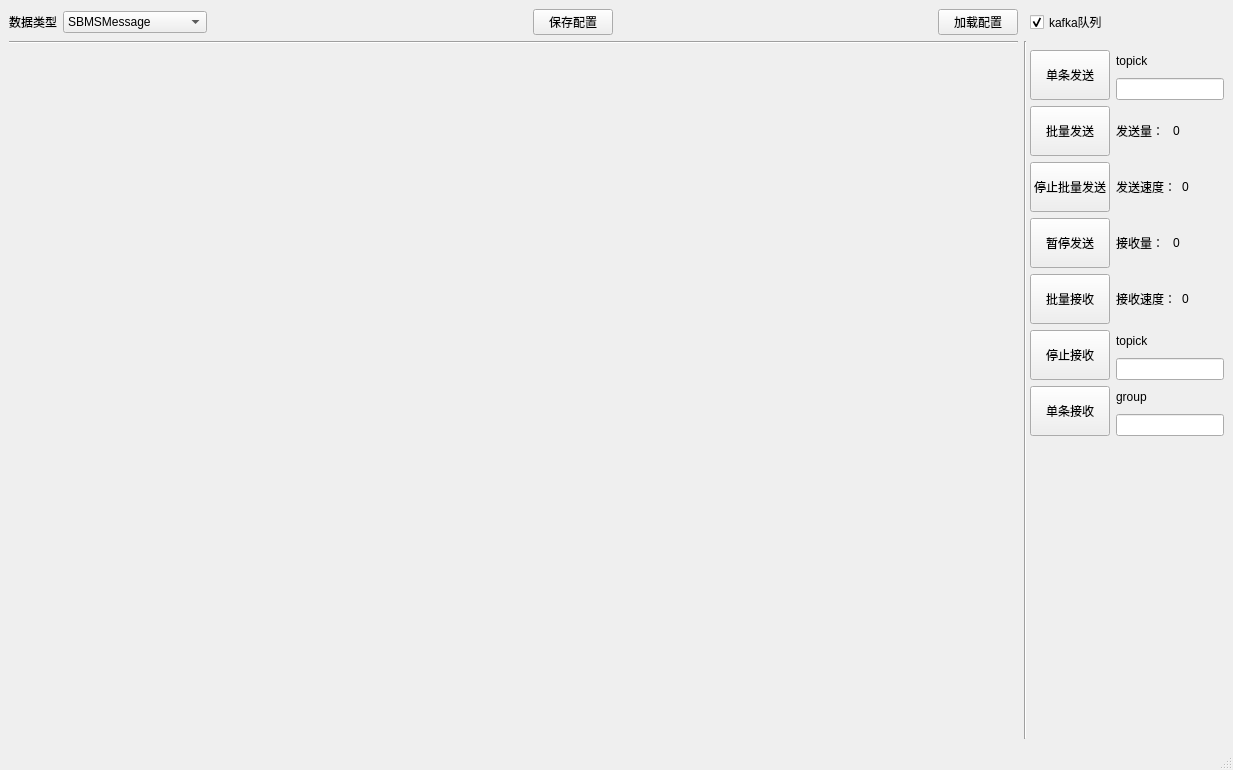
Before: the Qt Designer form MsgTest/UI/UI_MainWindow.ui in XiaoJiaoYaZi/welink, drawn with Qt 5.
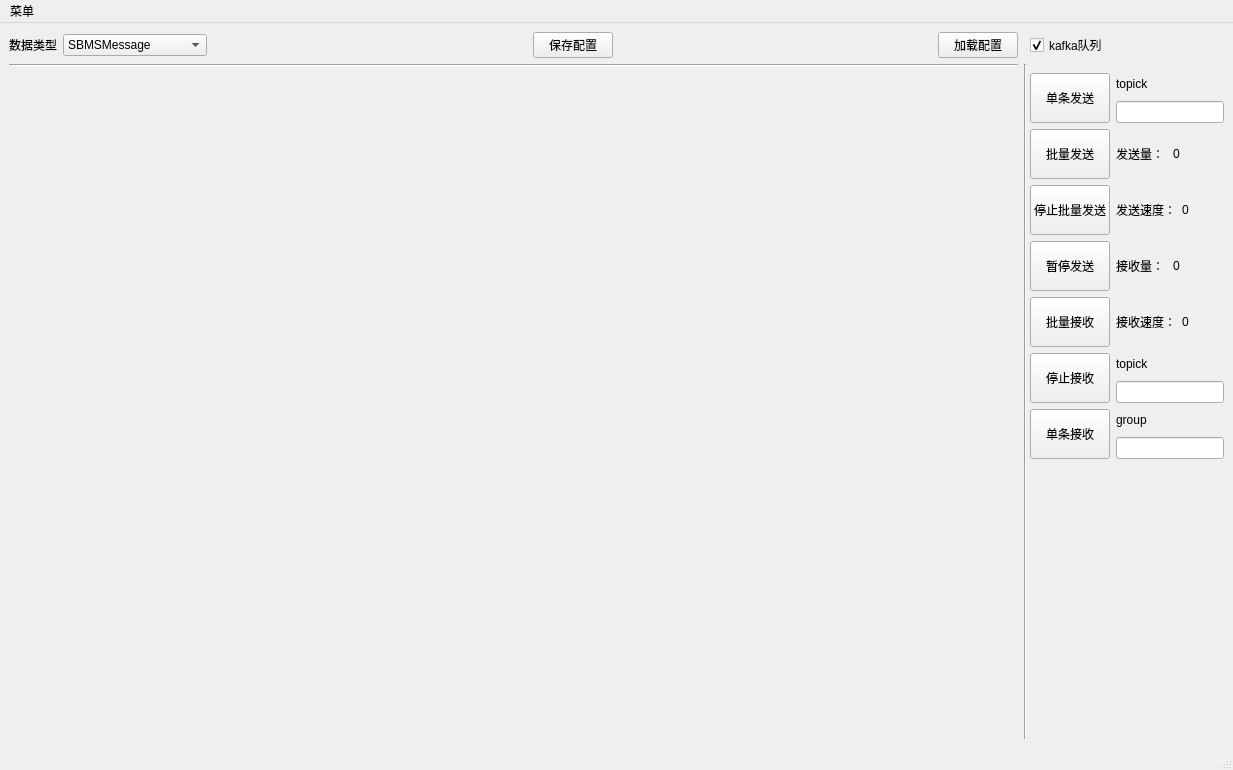
After: the same form once the commit is applied. Icons and pictures are not drawn.

Patch:
```diff
--- a/MsgTest/UI/UI_MainWindow.ui
+++ b/MsgTest/UI/UI_MainWindow.ui
@@ -402,6 +402,13 @@
      <height>26</height>
     </rect>
    </property>
+   <widget class="QMenu" name="menu">
+    <property name="title">
+     <string>菜单</string>
+    </property>
+    <addaction name="actionKafkaTool"/>
+   </widget>
+   <addaction name="menu"/>
   </widget>
   <widget class="QStatusBar" name="statusbar"/>
  </widget>
```
Left out of the diff: 5 changed lines with no effect on the pictures.
